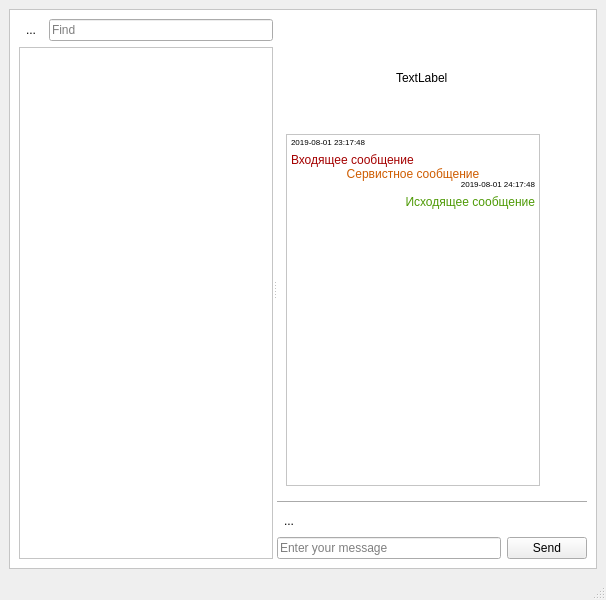
First picture: the form in talkative_client/talkative_client/templates/client.ui, repository mom1/messager, before the edit.
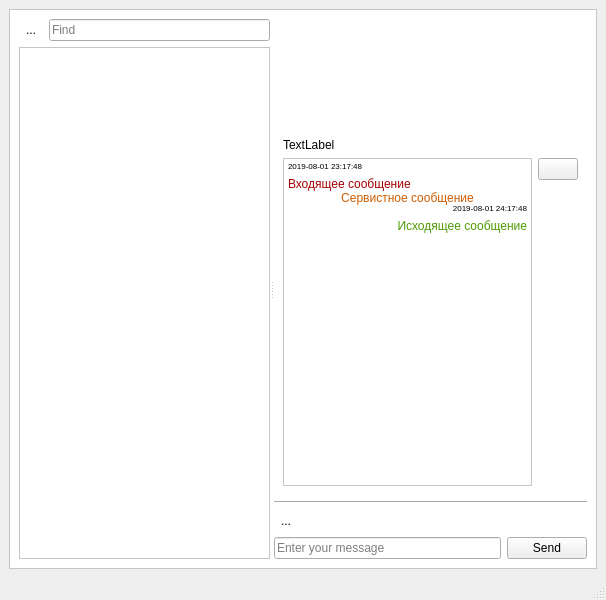
Second picture: the form after the edit. Icons and pictures are not drawn.

Commit message: Common chats   - Create common chats on client   - Add user to common chat   - Sync chats with server   - User name in message view   - propagate changes chats

Patch:
```diff
--- a/talkative_client/talkative_client/templates/client.ui
+++ b/talkative_client/talkative_client/templates/client.ui
@@ -112,7 +112,7 @@
             <widget class="QFrame" name="frame">
              <layout class="QGridLayout" name="gridLayout_3">
               <item row="0" column="0">
-               <layout class="QHBoxLayout" name="horizontalLayout_5">
+               <layout class="QVBoxLayout" name="verticalLayout_3">
                 <property name="spacing">
                  <number>10</number>
                 </property>
@@ -240,6 +240,34 @@
                 </property>
                </widget>
               </item>
+              <item row="1" column="3">
+               <layout class="QVBoxLayout" name="verticalLayout_4">
+                <item>
+                 <widget class="QPushButton" name="btnAddUser">
+                  <property name="text">
+                   <string/>
+                  </property>
+                  <property name="icon">
+                   <iconset>
+                    <normaloff>img/new-user.png</normaloff>img/new-user.png</iconset>
+                  </property>
+                 </widget>
+                </item>
+                <item>
+                 <spacer name="verticalSpacer">
+                  <property name="orientation">
+                   <enum>Qt::Vertical</enum>
+                  </property>
+                  <property name="sizeHint" stdset="0">
+                   <size>
+                    <width>20</width>
+                    <height>40</height>
+                   </size>
+                  </property>
+                 </spacer>
+                </item>
+               </layout>
+              </item>
              </layout>
             </widget>
            </item>
```
The commit also changes 6 other files.
